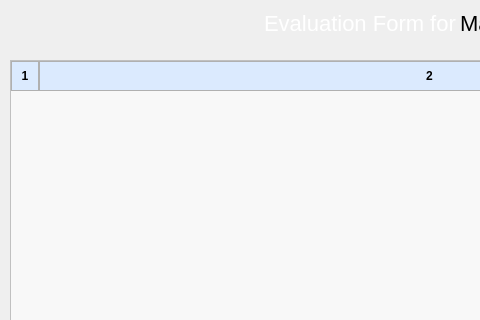
First picture: the form in ui/5_Evaluation/EvaluationEditScreen.ui, repository F1l14/Software-Engineering-2025, before the edit; both pictures show x 0 to 480 and y 0 to 320 of the 834 by 477 pixel window.
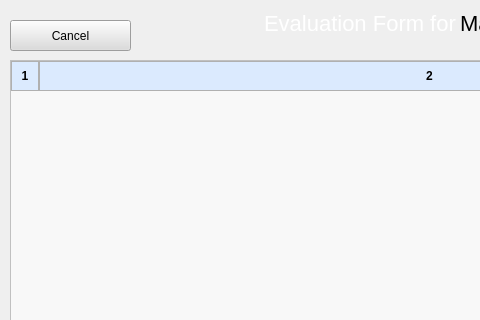
Second picture: the form after the edit.

Commit message: New: Implement evaluation form answering features, including saving answers, querying forms, and enhancing UI interactions

```diff
--- a/ui/5_Evaluation/EvaluationEditScreen.ui
+++ b/ui/5_Evaluation/EvaluationEditScreen.ui
@@ -198,6 +198,24 @@
     <string>Ready</string>
    </property>
   </widget>
+  <widget class="QPushButton" name="cancelEvalButton">
+   <property name="geometry">
+    <rect>
+     <x>10</x>
+     <y>20</y>
+     <width>121</width>
+     <height>31</height>
+    </rect>
+   </property>
+   <property name="styleSheet">
+    <string notr="true">font: 11pt &quot;Segoe UI&quot;;
+background-color: rgb(220, 220, 220);
+color: rgb(0, 0, 0);</string>
+   </property>
+   <property name="text">
+    <string>Cancel</string>
+   </property>
+  </widget>
  </widget>
  <resources/>
  <connections/>
```
The commit also changes 11 other files.
